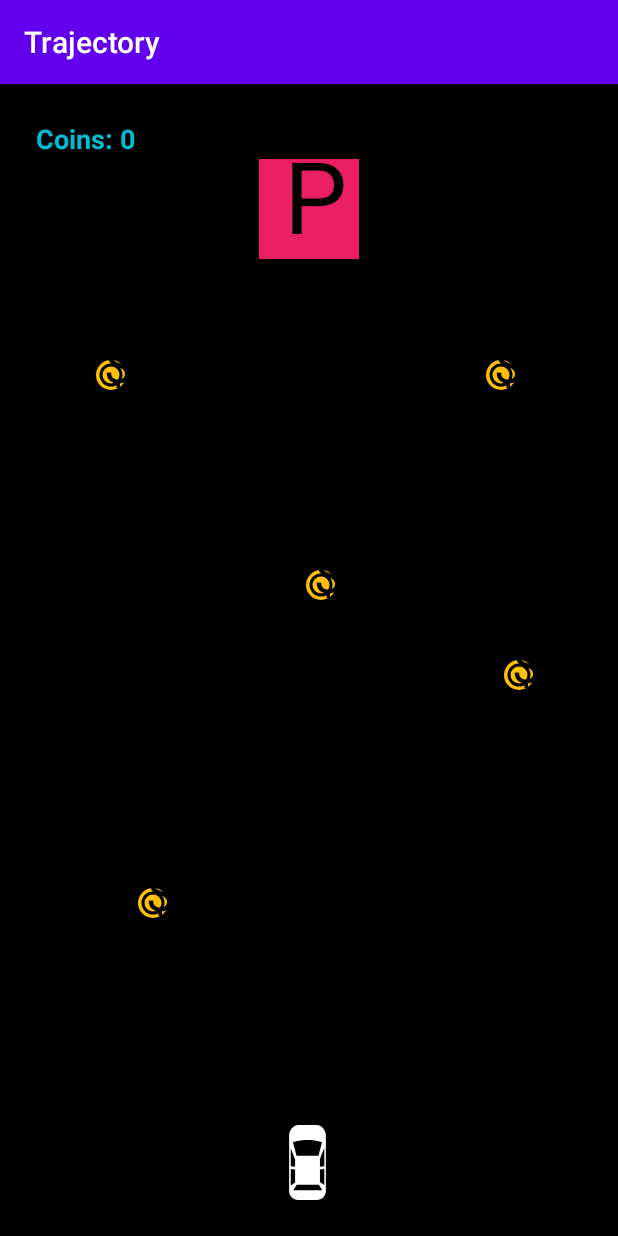
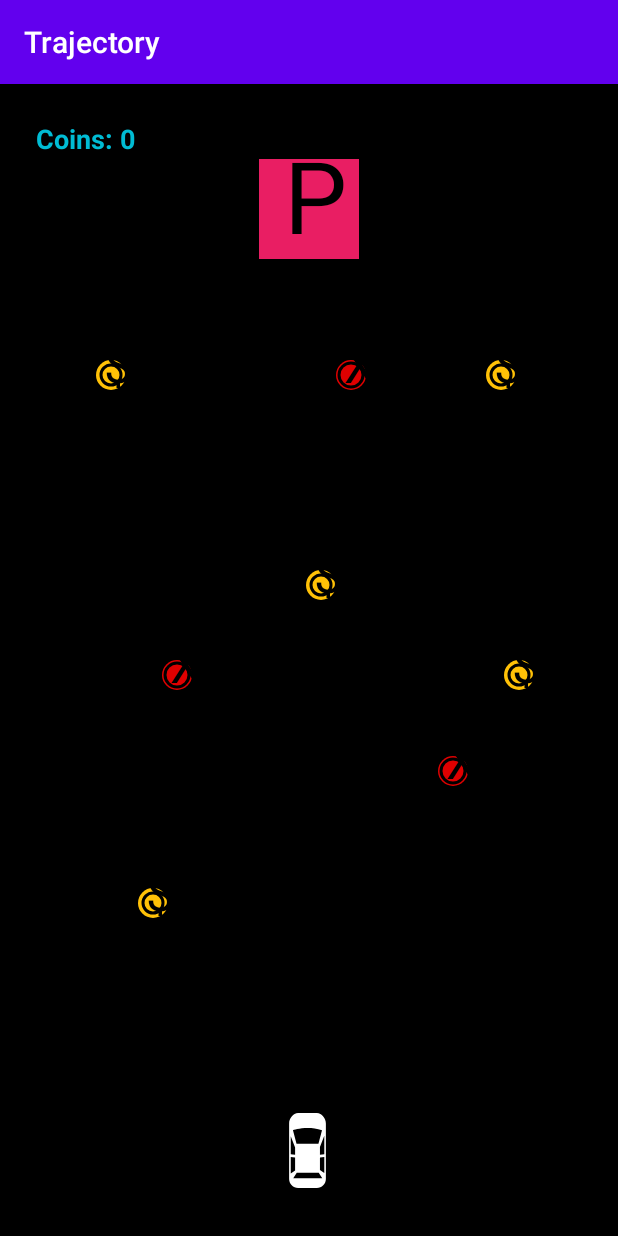
Before and after one commit to Gokul-31/Trajectory, an Android app: the screen it shows after launch (MainActivity), after a tap on an icon or button, on a phone screen of 412 x 824 dp. Run offline under Robolectric (Android 15) with nearby library versions, the phone set to English and light mode, and no system bars.

Commit message:
level 3 without random

```diff
--- a/app/src/main/res/layout/activity_main.xml
+++ b/app/src/main/res/layout/activity_main.xml
@@ -49,7 +49,7 @@
         android:id="@+id/car"
         android:layout_width="50dp"
         android:layout_height="50dp"
-        android:layout_marginBottom="24dp"
+        android:layout_marginBottom="32dp"
         android:visibility="invisible"
         app:layout_constraintBottom_toBottomOf="@+id/imageV"
         app:layout_constraintEnd_toEndOf="parent"
@@ -199,30 +199,30 @@
         android:id="@+id/ob1"
         android:layout_width="20dp"
         android:layout_height="20dp"
-        android:layout_marginStart="148dp"
-        android:layout_marginBottom="468dp"
+        android:layout_marginStart="108dp"
+        android:layout_marginTop="384dp"
         android:visibility="invisible"
-        app:layout_constraintBottom_toBottomOf="parent"
-        app:layout_constraintStart_toStartOf="parent" />
+        app:layout_constraintStart_toStartOf="parent"
+        app:layout_constraintTop_toTopOf="parent" />
 
     <com.example.trajectory.views.Obstacles
         android:id="@+id/ob2"
         android:layout_width="20dp"
         android:layout_height="20dp"
         android:layout_marginStart="292dp"
-        android:layout_marginBottom="228dp"
+        android:layout_marginTop="448dp"
         android:visibility="invisible"
-        app:layout_constraintBottom_toBottomOf="parent"
-        app:layout_constraintStart_toStartOf="parent" />
+        app:layout_constraintStart_toStartOf="parent"
+        app:layout_constraintTop_toTopOf="parent" />
 
     <com.example.trajectory.views.Obstacles
         android:id="@+id/ob3"
         android:layout_width="20dp"
         android:layout_height="20dp"
-        android:layout_marginStart="128dp"
-        android:layout_marginBottom="108dp"
+        android:layout_marginStart="224dp"
+        android:layout_marginTop="184dp"
         android:visibility="invisible"
-        app:layout_constraintBottom_toBottomOf="parent"
-        app:layout_constraintStart_toStartOf="parent" />
+        app:layout_constraintStart_toStartOf="parent"
+        app:layout_constraintTop_toTopOf="parent" />
 
 </androidx.constraintlayout.widget.ConstraintLayout>
```
Also changed, not shown: app/src/main/java/com/example/trajectory/MainActivity.java (+81 -37 lines).
